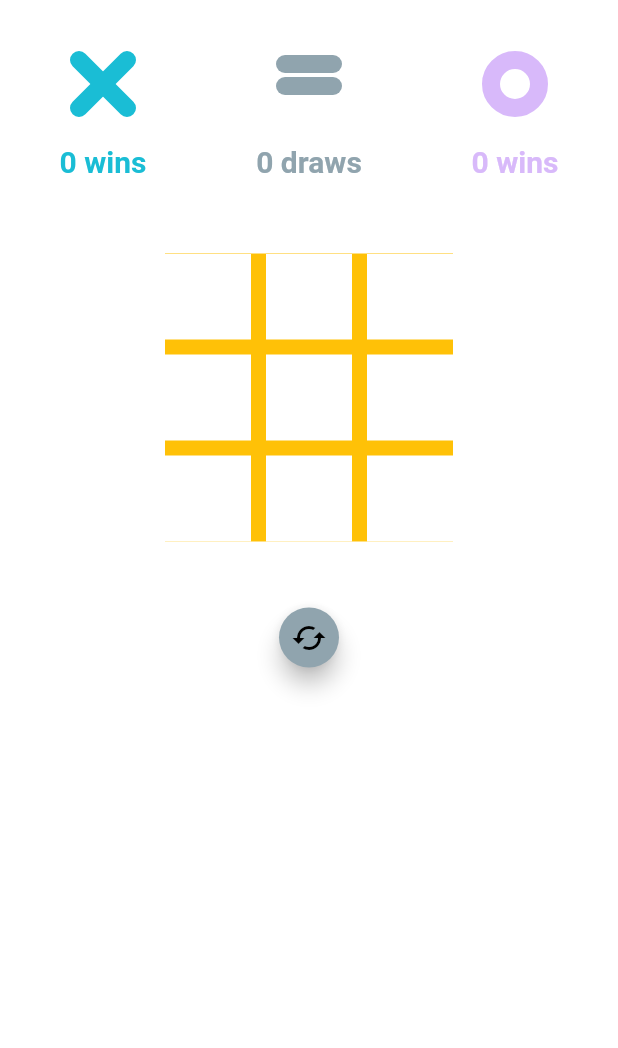
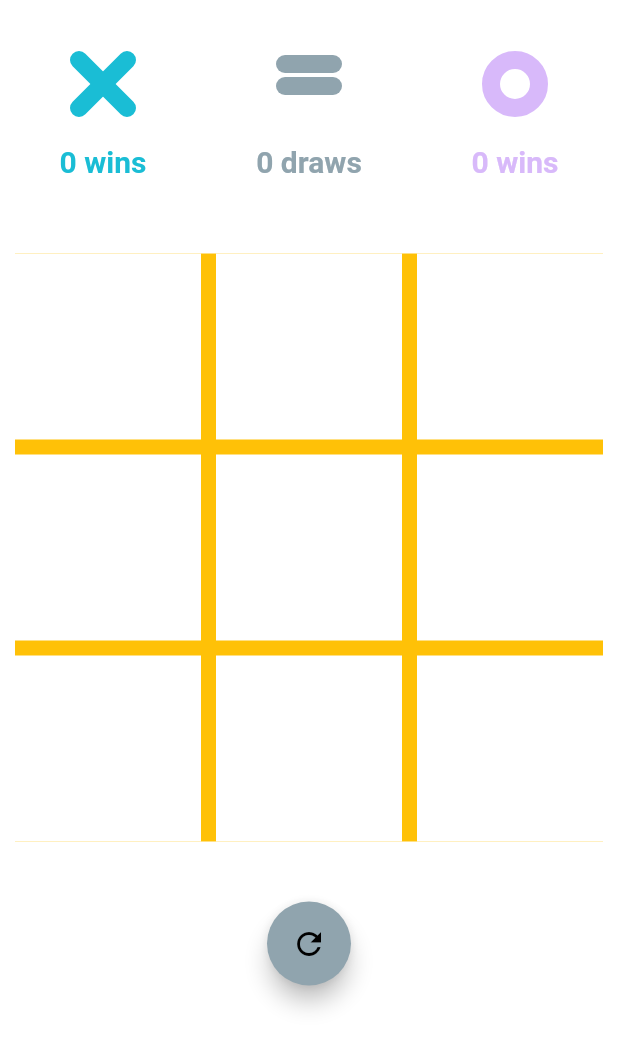
Before and after one commit to JyunTimLu/flutter-playground, a Flutter app: the TwoPlayerGame screen opened directly, on a phone screen of 412 x 824 dp. Shown: the top 1048 px of the screen. Run offline on Flutter 3.47's test engine with Material 2 defaults, Android fonts, the light colour scheme and no system bars; our stand-ins replace equatable, flutter_bloc, flutter_screenutil, shared_preferences; missing offline and left inert: gradient_text; accounts and stored records are empty.

Commit message:
tine safe area color

```diff
--- a/lib/tic_tac_toe/main.dart
+++ b/lib/tic_tac_toe/main.dart
@@ -36,7 +36,7 @@ class _TwoPlayerGameState extends State<TwoPlayerGame>
   Animation<double> _boardAnimation;
   AnimationController _boardController;
 
-  double _boardOpacity = 10.0;
+  double _boardOpacity = 1.0;
   bool _showWinnerDisplay = false;
   int _moveCount = 0;
   int _xWins = 0;
@@ -68,6 +68,7 @@ class _TwoPlayerGameState extends State<TwoPlayerGame>
   @override
   Widget build(BuildContext context) {
     return Container(
+      color: Colors.white,
       child: SafeArea(
         child: Scaffold(
           backgroundColor: Colors.white,
@@ -77,18 +78,16 @@ class _TwoPlayerGameState extends State<TwoPlayerGame>
                 scoreBoard,
                 Padding(
                   padding: EdgeInsets.only(
-                    left: 100,
-                    right: 100,
+                    left: 0,
+                    right: 0,
                     top: 50,
                     bottom: 40,
                   ),
-                  child: Container(
-                    child: Stack(
-                      children: <Widget>[
-                        board,
-                        winnerDisplay,
-                      ],
-                    ),
+                  child: Stack(
+                    children: <Widget>[
+                      board,
+                      winnerDisplay,
+                    ],
                   ),
                 ),
                 bottomBar,
@@ -230,9 +229,9 @@ class _TwoPlayerGameState extends State<TwoPlayerGame>
           children: <Widget>[
             FloatingActionButton(
               heroTag: 'reset',
-              child: Icon(Icons.cached),
+              child: Icon(Icons.refresh),
               backgroundColor: accentColor,
-              mini: true,
+              mini: false,
               onPressed: () => reset(),
             ),
           ],
```
